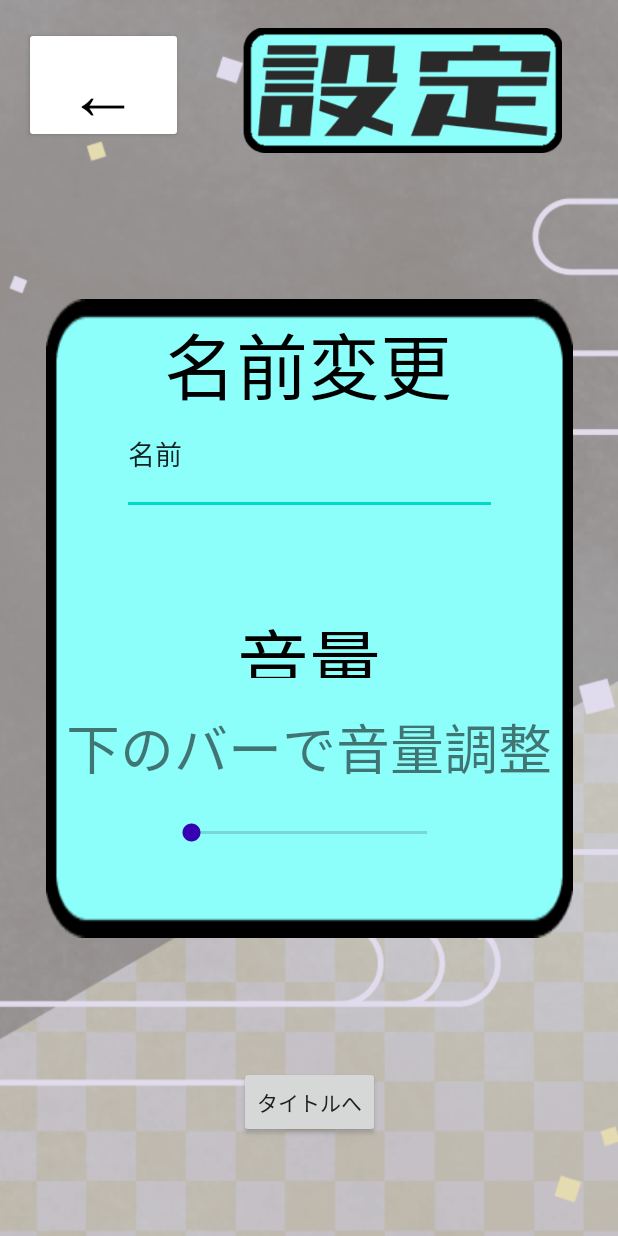
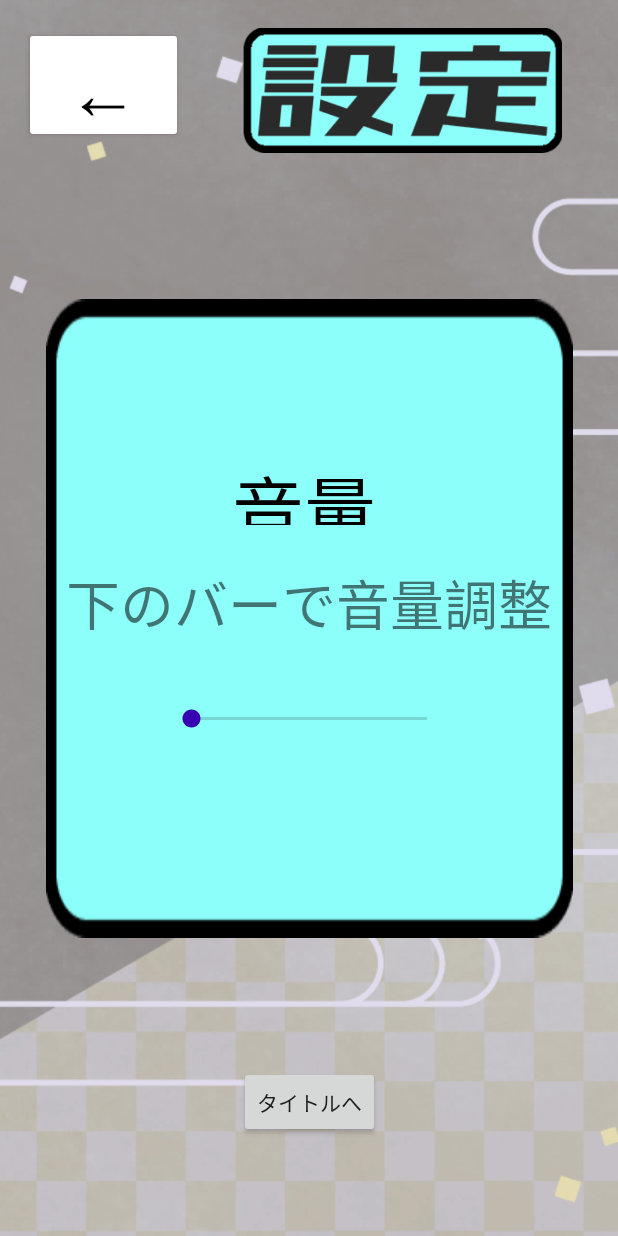
Before and after one commit to namiakanot/AndroidProject, an Android app: the SettingActivity screen opened directly, with no data from a screen before it, on a phone screen of 412 x 824 dp. Run offline under Robolectric (Android 15) with nearby library versions, the phone set to English and light mode, and no system bars; 1 statement that could not run was skipped.

Commit message:
remove nameChange

```diff
--- a/app/src/main/res/layout/activity_setting.xml
+++ b/app/src/main/res/layout/activity_setting.xml
@@ -45,20 +45,6 @@
         app:layout_constraintVertical_bias="0.025"
         app:srcCompat="@drawable/setting_logo" />
 
-    <EditText
-        android:id="@+id/player_name"
-        android:layout_width="250dp"
-        android:layout_height="80dp"
-        android:ems="10"
-        android:fontFamily="@font/gkktt851"
-        android:inputType="textPersonName"
-        android:text="名前　"
-        app:layout_constraintBottom_toBottomOf="parent"
-        app:layout_constraintEnd_toEndOf="parent"
-        app:layout_constraintStart_toStartOf="parent"
-        app:layout_constraintTop_toBottomOf="@+id/imageView2"
-        app:layout_constraintVertical_bias="0.251" />
-
     <SeekBar
         android:id="@+id/volume"
         android:layout_width="189dp"
@@ -83,9 +69,10 @@
         android:textSize="48sp"
         app:layout_constraintBottom_toBottomOf="parent"
         app:layout_constraintEnd_toEndOf="parent"
+        app:layout_constraintHorizontal_bias="0.489"
         app:layout_constraintStart_toStartOf="parent"
         app:layout_constraintTop_toTopOf="parent"
-        app:layout_constraintVertical_bias="0.521" />
+        app:layout_constraintVertical_bias="0.389" />
 
     <androidx.constraintlayout.widget.Group
         android:id="@+id/group"
@@ -123,21 +110,6 @@
         app:layout_constraintTop_toBottomOf="@+id/textView2"
         app:layout_constraintVertical_bias="0.06" />
 
-    <TextView
-        android:id="@+id/textView3"
-        android:layout_width="wrap_content"
-        android:layout_height="wrap_content"
-        android:fontFamily="@font/gkktt851"
-        android:text="名前変更"
-        android:textColor="@color/black"
-        android:textSize="48sp"
-        app:layout_constraintBottom_toBottomOf="@+id/imageView"
-        app:layout_constraintEnd_toEndOf="parent"
-        app:layout_constraintHorizontal_bias="0.497"
-        app:layout_constraintStart_toStartOf="parent"
-        app:layout_constraintTop_toTopOf="parent"
-        app:layout_constraintVertical_bias="0.275" />
-
     <Button
         android:id="@+id/title1"
         android:layout_width="wrap_content"
```
